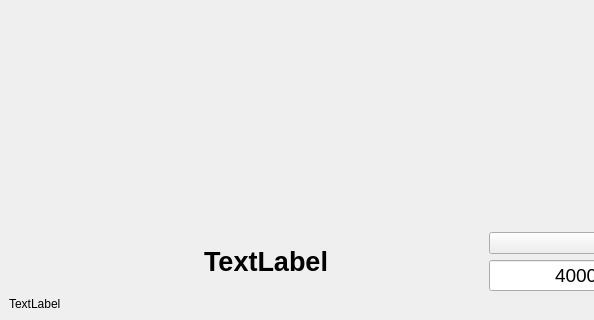
Above: interface/mainwindow.ui from NoneType4Name/ADC_Photoresistor before the change; both pictures show x 0 to 594 and y 280 to 600 of the 800 by 600 pixel window. Below: the same form after it.
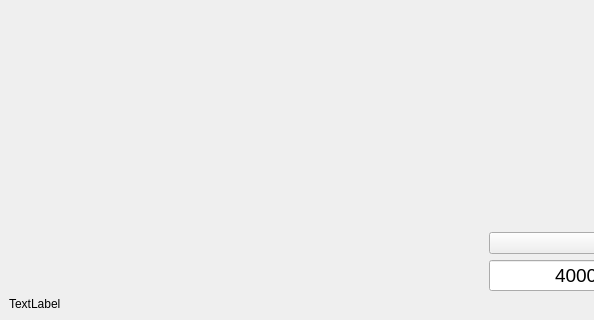
That is the form after the change.

What changed in the file:
```diff
--- a/interface/mainwindow.ui
+++ b/interface/mainwindow.ui
@@ -70,7 +70,7 @@
 QLabel[colorState=&quot;green&quot;] { color: #f00; }</string>
             </property>
             <property name="text">
-             <string>TextLabel</string>
+             <string/>
             </property>
             <property name="alignment">
              <set>Qt::AlignmentFlag::AlignCenter</set>
```
